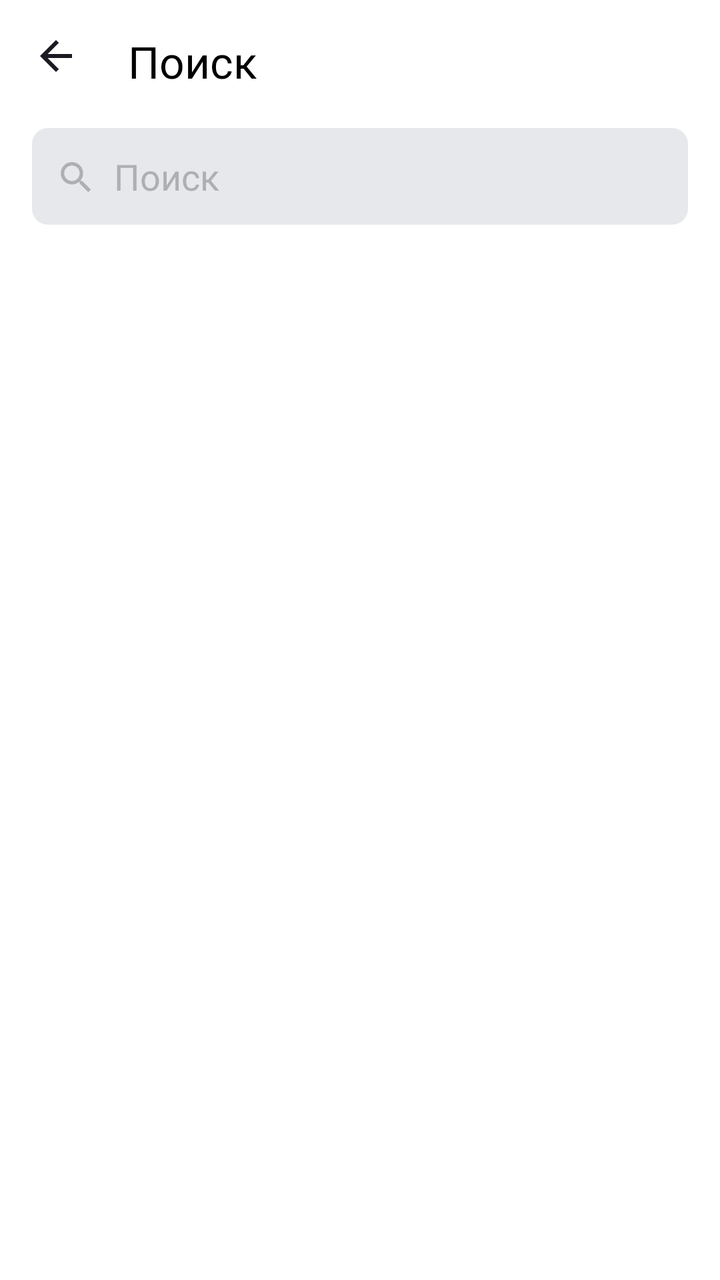
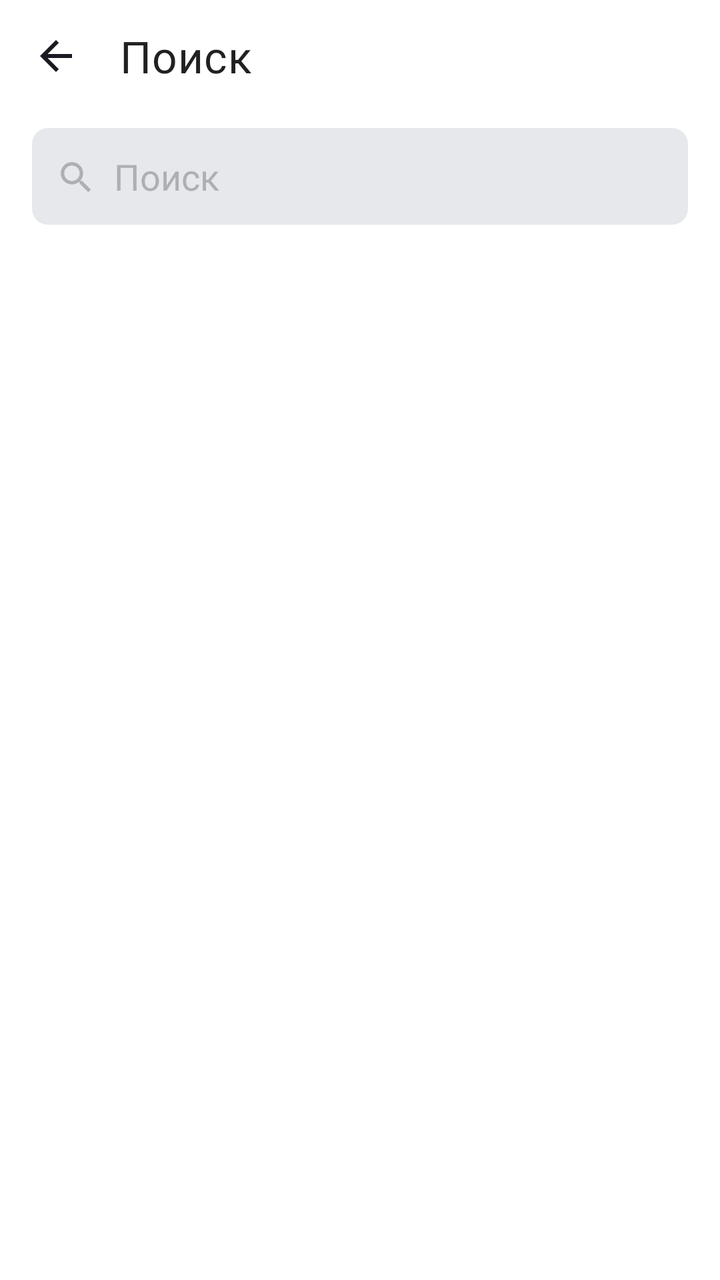

Screens rendered from an Android XML layout before and after an edit, with the pre-edit source and the edit as a unified diff.
<!-- AndroidManifest.xml: application theme Theme.PlaylistMaker -->
<!-- res/layout/activity_search.xml -->
<?xml version="1.0" encoding="utf-8"?>
<LinearLayout xmlns:android="http://schemas.android.com/apk/res/android"
    xmlns:app="http://schemas.android.com/apk/res-auto"
    xmlns:tools="http://schemas.android.com/tools"
    android:id="@+id/main"
    android:layout_width="match_parent"
    android:layout_height="match_parent"
    tools:context=".SearchActivity"
    android:orientation="vertical"
    style="@style/Background">

    <LinearLayout
        android:layout_width="match_parent"
        android:layout_height="match_parent"
        android:padding="@dimen/normal_size"
        android:orientation="vertical">
        <LinearLayout
            android:layout_width="wrap_content"
            android:layout_height="wrap_content"
            android:orientation="horizontal">
            <ImageView
                android:id="@+id/searchBack"
                android:layout_width="wrap_content"
                android:layout_height="wrap_content"
                android:src="@drawable/ic_back_arrow"
                style="@style/Drawable"/>

            <TextView
                android:text="@string/search"
                style="@style/HeadText"
                android:layout_marginLeft="24dp"/>
        </LinearLayout>



        <FrameLayout
            android:layout_width="match_parent"
            android:layout_height="wrap_content"
            android:layout_marginTop="24dp">
            <EditText
                android:id="@+id/searchEditText"
                android:layout_width="match_parent"
                android:layout_height="wrap_content"
                android:maxLines="1"
                android:background="@drawable/search_radius"
                android:hint="@string/search"
                android:padding="@dimen/medium_size"
                android:drawablePadding="10dp"
                style="@style/EditTextStyle"
                android:paddingEnd="40dp" />

            <ImageButton
                android:id="@+id/clearButton"
                android:layout_width="wrap_content"
                android:layout_height="match_parent"
                android:src="@drawable/ic_clear"
                android:layout_gravity="end"
                android:background="@null"
                android:padding="@dimen/normal_size"
                android:visibility="gone"/>
        </FrameLayout>

    </LinearLayout>


</LinearLayout>
<!-- resources referenced by this layout -->
<resources>
  <dimen name="medium_size">12dp</dimen>
  <dimen name="normal_size">16dp</dimen>
  <!-- drawable ic_back_arrow (drawable) -->
  <vector xmlns:android="http://schemas.android.com/apk/res/android"
      android:width="24dp"
      android:height="24dp"
      android:viewportWidth="24"
      android:viewportHeight="24">
    <group>
      <clip-path
          android:pathData="M0,0h24v24h-24z"/>
      <path
          android:pathData="M20,11H7.83L13.42,5.41L12,4L4,12L12,20L13.41,18.59L7.83,13H20V11Z"
          android:fillColor="#1A1B22"/>
    </group>
  </vector>
  <!-- drawable ic_clear (drawable) -->
  <vector xmlns:android="http://schemas.android.com/apk/res/android"
      android:width="12dp"
      android:height="12dp"
      android:viewportWidth="12"
      android:viewportHeight="12">
    <path
        android:pathData="M12,1.209L10.791,0L6,4.791L1.209,0L0,1.209L4.791,6L0,10.791L1.209,12L6,7.209L10.791,12L12,10.791L7.209,6L12,1.209Z"
        android:fillColor="#AEAFB4"/>
  </vector>
  <!-- drawable search_radius (drawable) -->
  <?xml version="1.0" encoding="utf-8"?>
  <shape xmlns:android="http://schemas.android.com/apk/res/android">
      <solid android:color="?attr/colorSurface" />
  
      <corners android:radius="@dimen/small_size" />
  </shape>
  <string name="search">Поиск</string>
  <style name="Background">
          <item name="android:background">@color/white</item>
      </style>
  <style name="Drawable">
          <item name="tint">@color/black</item>
      </style>
  <style name="EditTextStyle">
          <item name="android:textColorHint">@color/textGray</item>
          <item name="android:drawableStart">@drawable/ic_search_gray</item>
          <item name="android:fontFamily">@font/ys_display_regular</item>
          <item name="android:textFontWeight">400</item>
          <item name="android:inputType">text</item>
      </style>
  <style name="HeadText" parent="Text">
          <item name="android:layout_width">wrap_content</item>
          <item name="android:layout_height">match_parent</item>
          <item name="android:gravity">center_vertical</item>
          <item name="android:textSize">@dimen/normal_text</item>
          <item name="android:fontFamily">@font/ys_display_medium</item>
          <item name="android:textFontWeight">500</item>
      </style>
  <style name="Theme.PlaylistMaker" parent="Base.Theme.PlaylistMaker" />
  <dimen name="small_size">8dp</dimen>
  <color name="white">#FFFFFF</color>
  <color name="black">#1A1B22</color>
  <color name="textGray">#AEAFB4</color>
  <!-- drawable ic_search_gray (drawable) -->
  <vector xmlns:android="http://schemas.android.com/apk/res/android" android:height="19dp" android:viewportHeight="24" android:viewportWidth="24" android:width="19dp">
        
      <path android:fillColor="@color/textGray" android:pathData="M16.579,14.95H15.721L15.417,14.656C16.481,13.418 17.122,11.81 17.122,10.061C17.122,6.161 13.961,3 10.061,3C6.161,3 3,6.161 3,10.061C3,13.961 6.161,17.122 10.061,17.122C11.81,17.122 13.418,16.481 14.656,15.417L14.95,15.721V16.579L20.381,22L22,20.381L16.579,14.95ZM10.061,14.95C7.356,14.95 5.173,12.766 5.173,10.061C5.173,7.356 7.356,5.173 10.061,5.173C12.766,5.173 14.95,7.356 14.95,10.061C14.95,12.766 12.766,14.95 10.061,14.95Z"/>
      
  </vector>
  <style name="Text">
          <item name="android:textColor">@color/blackText</item>
      </style>
  <dimen name="normal_text">22sp</dimen>
  <style name="Base.Theme.PlaylistMaker" parent="Theme.MaterialComponents.DayNight.NoActionBar">
          
          
          <item name="colorSecondary" type="color">@color/blue</item>
          <item name="colorSecondaryVariant">@color/white</item>
          <item name="colorOnSecondary">@color/black</item>
          <item name="colorSecondaryFixed">@color/switchColor</item>
          <item name="colorSurface">@color/lightGray</item>
      </style>
  <color name="blackText">#000000</color>
  <color name="blue">#3772E7</color>
  <color name="switchColor">#00D6C3</color>
  <color name="lightGray">#E6E8EB</color>
</resources>

<!-- the commit's change to res/layout/activity_search.xml (unified diff, before → after) -->
@@ -9,34 +9,28 @@
     android:orientation="vertical"
     style="@style/Background">
 
+    <com.google.android.material.appbar.MaterialToolbar
+        android:id="@+id/searchToolBar"
+        android:layout_width="match_parent"
+        android:layout_height="?attr/actionBarSize"
+        app:title="@string/search"
+        app:navigationIcon="@drawable/ic_back_arrow"
+        style="@style/ToolbarStyle"  />
+
     <LinearLayout
         android:layout_width="match_parent"
         android:layout_height="match_parent"
-        android:padding="@dimen/normal_size"
+        android:paddingHorizontal="@dimen/normal_size"
+        android:paddingBottom="@dimen/normal_size"
+        android:paddingTop="@dimen/small_size"
         android:orientation="vertical">
-        <LinearLayout
-            android:layout_width="wrap_content"
-            android:layout_height="wrap_content"
-            android:orientation="horizontal">
-            <ImageView
-                android:id="@+id/searchBack"
-                android:layout_width="wrap_content"
-                android:layout_height="wrap_content"
-                android:src="@drawable/ic_back_arrow"
-                style="@style/Drawable"/>
 
-            <TextView
-                android:text="@string/search"
-                style="@style/HeadText"
-                android:layout_marginLeft="24dp"/>
-        </LinearLayout>
 
 
 
         <FrameLayout
             android:layout_width="match_parent"
-            android:layout_height="wrap_content"
-            android:layout_marginTop="24dp">
+            android:layout_height="wrap_content">
             <EditText
                 android:id="@+id/searchEditText"
                 android:layout_width="match_parent"
<!-- resource entries referenced after the edit -->
@@ -37,9 +37,6 @@
   <style name="Background">
           <item name="android:background">@color/white</item>
       </style>
-  <style name="Drawable">
-          <item name="tint">@color/black</item>
-      </style>
   <style name="EditTextStyle">
           <item name="android:textColorHint">@color/textGray</item>
           <item name="android:drawableStart">@drawable/ic_search_gray</item>
@@ -47,13 +44,10 @@
           <item name="android:textFontWeight">400</item>
           <item name="android:inputType">text</item>
       </style>
-  <style name="HeadText" parent="Text">
-          <item name="android:layout_width">wrap_content</item>
-          <item name="android:layout_height">match_parent</item>
-          <item name="android:gravity">center_vertical</item>
-          <item name="android:textSize">@dimen/normal_text</item>
-          <item name="android:fontFamily">@font/ys_display_medium</item>
-          <item name="android:textFontWeight">500</item>
+  <style name="ToolbarStyle">
+          <item name="contentInsetStartWithNavigation">@dimen/no_size</item>
+          <item name="titleTextAppearance">@style/ToolbarTitleText</item>
+          <item name="navigationIconTint">@color/black</item>
       </style>
   <style name="Theme.PlaylistMaker" parent="Base.Theme.PlaylistMaker" />
   <dimen name="small_size">8dp</dimen>
@@ -66,8 +60,12 @@
       <path android:fillColor="@color/textGray" android:pathData="M16.579,14.95H15.721L15.417,14.656C16.481,13.418 17.122,11.81 17.122,10.061C17.122,6.161 13.961,3 10.061,3C6.161,3 3,6.161 3,10.061C3,13.961 6.161,17.122 10.061,17.122C11.81,17.122 13.418,16.481 14.656,15.417L14.95,15.721V16.579L20.381,22L22,20.381L16.579,14.95ZM10.061,14.95C7.356,14.95 5.173,12.766 5.173,10.061C5.173,7.356 7.356,5.173 10.061,5.173C12.766,5.173 14.95,7.356 14.95,10.061C14.95,12.766 12.766,14.95 10.061,14.95Z"/>
       
   </vector>
-  <style name="Text">
-          <item name="android:textColor">@color/blackText</item>
+  <dimen name="no_size">0dp</dimen>
+  <style name="ToolbarTitleText" parent="TextAppearance.MaterialComponents.Headline6">
+          <item name="fontFamily">@font/ys_display_medium</item>
+          <item name="android:textFontWeight">500</item>
+          <item name="android:textSize">@dimen/normal_text</item>
+          <item name="android:lineHeight">24sp</item>
       </style>
   <dimen name="normal_text">22sp</dimen>
   <style name="Base.Theme.PlaylistMaker" parent="Theme.MaterialComponents.DayNight.NoActionBar">
@@ -78,8 +76,8 @@
           <item name="colorOnSecondary">@color/black</item>
           <item name="colorSecondaryFixed">@color/switchColor</item>
           <item name="colorSurface">@color/lightGray</item>
+          <item name="colorControlActivated">#03DAC6</item>
       </style>
-  <color name="blackText">#000000</color>
   <color name="blue">#3772E7</color>
   <color name="switchColor">#00D6C3</color>
   <color name="lightGray">#E6E8EB</color>
